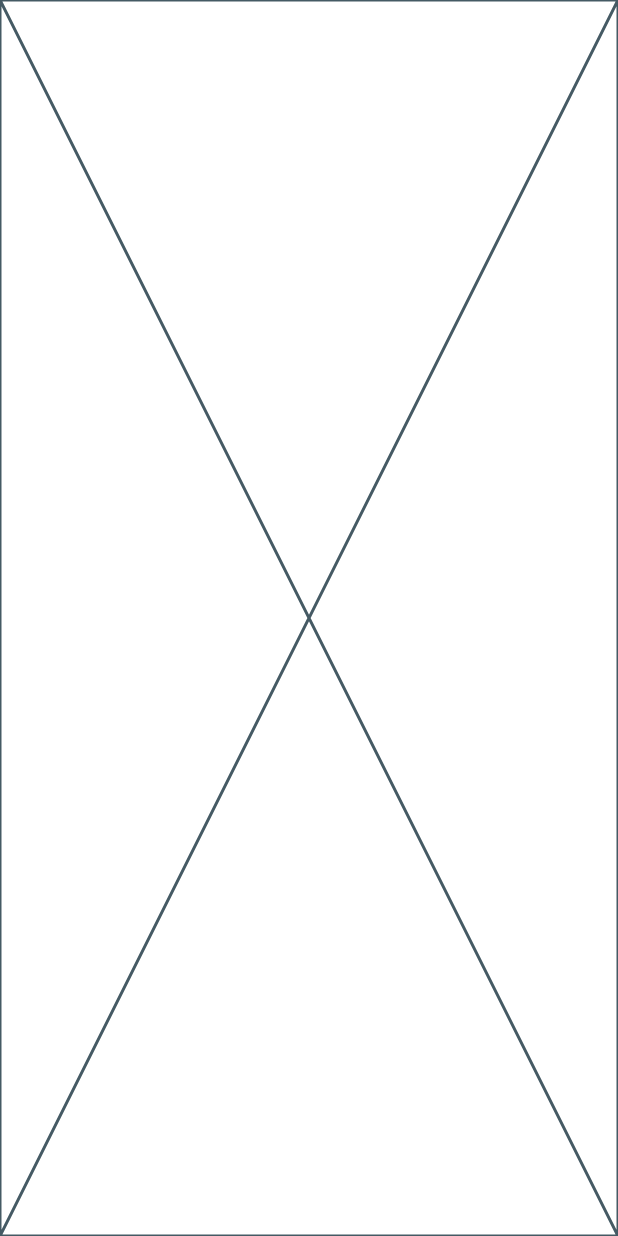
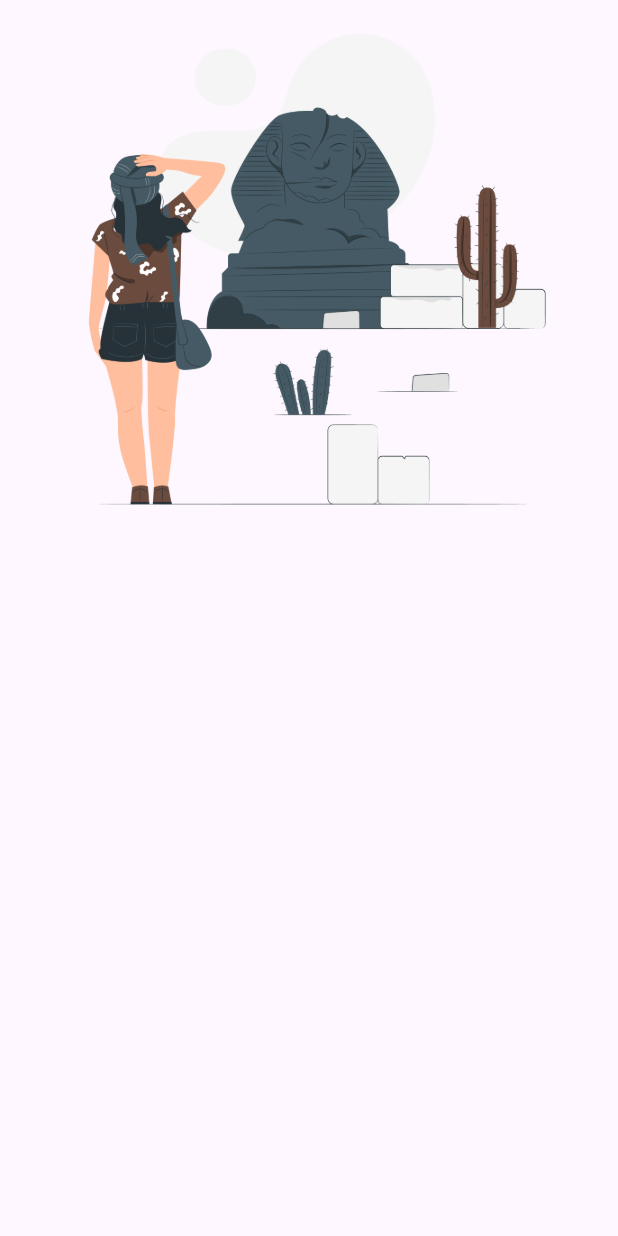
Before and after one commit to mohamedabdelrhman2411/kemet, a Flutter app: the screen it shows after launch, on a phone screen of 412 x 824 dp. Run offline on Flutter 3.47's test engine with Material 3 defaults, Android fonts, the light colour scheme and no system bars.

Commit message:
App Assets & Colors

```diff
--- a/lib/main.dart
+++ b/lib/main.dart
@@ -1,4 +1,5 @@
 import 'package:flutter/material.dart';
+import 'generated/assets.dart';
 
 void main() {
   runApp(const Kemet());
@@ -9,6 +10,12 @@ class Kemet extends StatelessWidget {
 
   @override
   Widget build(BuildContext context) {
-    return const Placeholder();
+    return MaterialApp(
+      home: Scaffold(
+        body: Container(
+          child: Image.asset(Assets.imagesOnBoarding1),
+        ),
+      ),
+    );
   }
 }
--- a/pubspec.yaml
+++ b/pubspec.yaml
@@ -58,8 +58,8 @@ flutter:
   uses-material-design: true
 
   # To add assets to your application, add an assets section, like this:
-  # assets:
-  #   - images/a_dot_burr.jpeg
+  assets:
+    - assets/images/
   #   - images/a_dot_ham.jpeg
 
   # An image asset can refer to one or more resolution-specific "variants", see
```
Also changed, not shown: lib/core/utils/app_colors.dart (added, +11 -0 lines), assets/images/SuccessOrder.png (added), assets/images/Vector1.svg (added), assets/images/Vector2.svg (added), assets/images/forgetPassword.png (added), assets/images/onBoarding1.png (added), assets/images/onBoarding2.png (added), assets/images/onBoarding3.png (added), lib/core/utils/app_constants.dart (added), lib/core/utils/app_functions.dart (added), lib/core/utils/app_string.dart (added), lib/generated/assets.dart (added).
